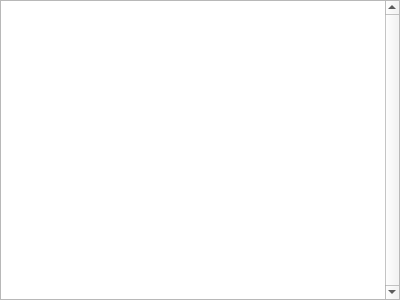
Old version of the form gui/pages/NotesPage.ui in the repository FreesmTeam/FreesmLauncher.
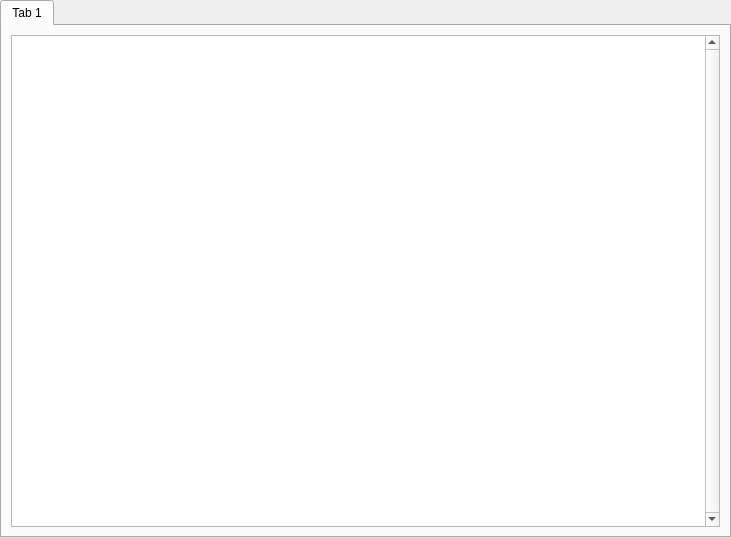
New version of the form.

Commit message:
Unify look of all pages.
Now they have a QTabWidget with no tabs as a background.

The edit to the form file:
```diff
--- a/gui/pages/NotesPage.ui
+++ b/gui/pages/NotesPage.ui
@@ -6,14 +6,14 @@
    <rect>
     <x>0</x>
     <y>0</y>
-    <width>400</width>
-    <height>300</height>
+    <width>731</width>
+    <height>538</height>
    </rect>
   </property>
   <property name="windowTitle">
    <string>Form</string>
   </property>
-  <layout class="QHBoxLayout" name="horizontalLayout">
+  <layout class="QVBoxLayout" name="verticalLayout_2">
    <property name="leftMargin">
     <number>0</number>
    </property>
@@ -27,6 +27,16 @@
     <number>0</number>
    </property>
    <item>
+    <widget class="QTabWidget" name="tabWidget">
+     <property name="currentIndex">
+      <number>0</number>
+     </property>
+     <widget class="QWidget" name="tab">
+      <attribute name="title">
+       <string>Tab 1</string>
+      </attribute>
+      <layout class="QVBoxLayout" name="verticalLayout">
+       <item>
     <widget class="QTextEdit" name="noteEditor">
      <property name="verticalScrollBarPolicy">
       <enum>Qt::ScrollBarAlwaysOn</enum>
@@ -37,6 +47,10 @@
      <property name="textInteractionFlags">
       <set>Qt::LinksAccessibleByKeyboard|Qt::LinksAccessibleByMouse|Qt::TextBrowserInteraction|Qt::TextEditable|Qt::TextEditorInteraction|Qt::TextSelectableByKeyboard|Qt::TextSelectableByMouse</set>
      </property>
+        </widget>
+       </item>
+      </layout>
+     </widget>
     </widget>
    </item>
   </layout>
```
Lines whose indentation alone changed are shown as unchanged. The commit also changes 13 other files.
